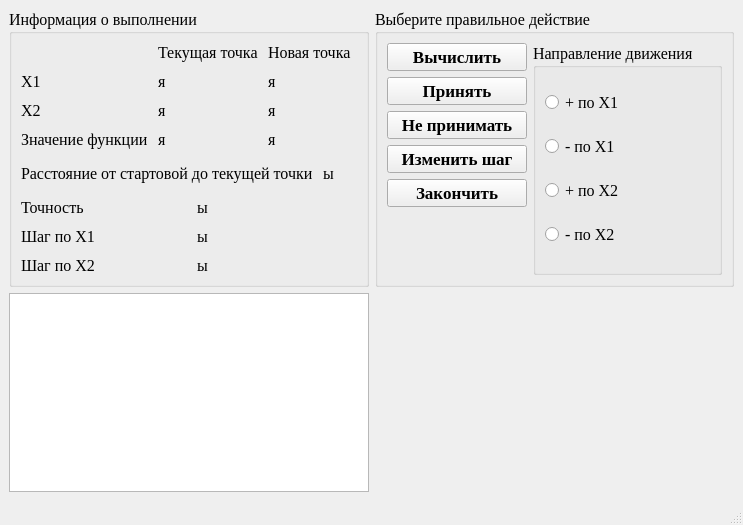
Qt form optimizationmethods/ui/CWdescent_fixwindow.ui (Eliminationzx/optimizationmethods) before a commit.
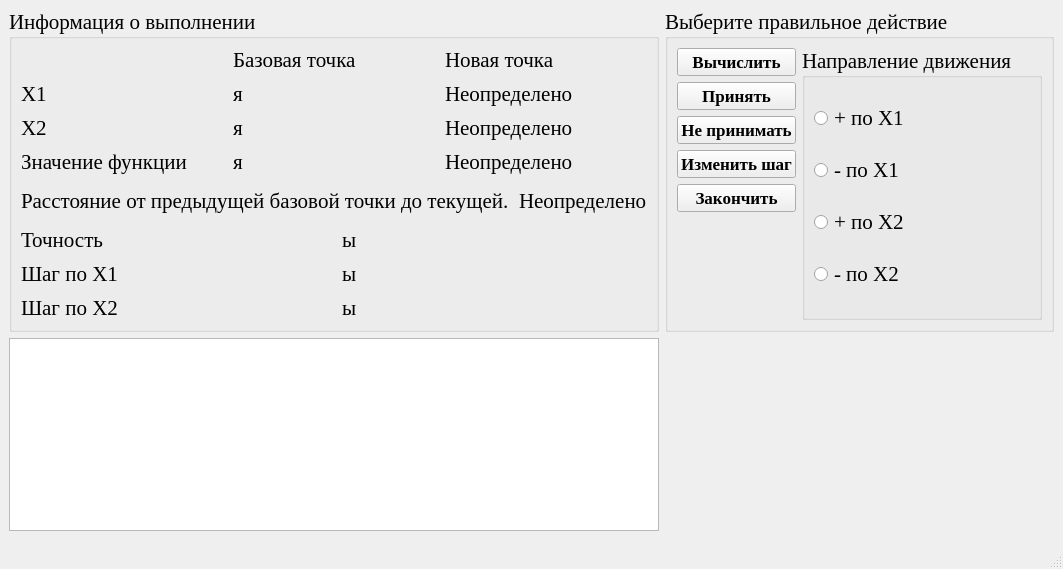
The same form after that commit.

Commit message: Поправил размер шрифтов на форме и одну надпись.

```diff
--- a/optimizationmethods/ui/CWdescent_fixwindow.ui
+++ b/optimizationmethods/ui/CWdescent_fixwindow.ui
@@ -6,14 +6,14 @@
    <rect>
     <x>0</x>
     <y>0</y>
-    <width>743</width>
-    <height>525</height>
+    <width>937</width>
+    <height>569</height>
    </rect>
   </property>
   <property name="font">
    <font>
     <family>Times New Roman</family>
-    <pointsize>12</pointsize>
+    <pointsize>16</pointsize>
    </font>
   </property>
   <property name="windowTitle">
@@ -38,7 +38,7 @@
          <item row="0" column="1">
           <widget class="QLabel" name="label_11">
            <property name="text">
-            <string>Текущая точка</string>
+            <string>Базовая точка</string>
            </property>
            <property name="textInteractionFlags">
             <set>Qt::LinksAccessibleByMouse|Qt::TextSelectableByMouse</set>
@@ -78,7 +78,7 @@
          <item row="1" column="2">
           <widget class="QLabel" name="new_x1_lb">
            <property name="text">
-            <string>я</string>
+            <string>Неопределено</string>
            </property>
            <property name="textInteractionFlags">
             <set>Qt::LinksAccessibleByMouse|Qt::TextSelectableByMouse</set>
@@ -108,7 +108,7 @@
          <item row="2" column="2">
           <widget class="QLabel" name="new_x2_lb">
            <property name="text">
-            <string>я</string>
+            <string>Неопределено</string>
            </property>
            <property name="textInteractionFlags">
             <set>Qt::LinksAccessibleByMouse|Qt::TextSelectableByMouse</set>
@@ -138,7 +138,7 @@
          <item row="3" column="2">
           <widget class="QLabel" name="new_fsign_lb">
            <property name="text">
-            <string>я</string>
+            <string>Неопределено</string>
            </property>
            <property name="textInteractionFlags">
             <set>Qt::LinksAccessibleByMouse|Qt::TextSelectableByMouse</set>
@@ -155,7 +155,7 @@
          <item>
           <widget class="QLabel" name="label_4">
            <property name="text">
-            <string>Расстояние от стартовой до текущей точки</string>
+            <string>Расстояние от предыдущей базовой точки до текущей.</string>
            </property>
            <property name="textInteractionFlags">
             <set>Qt::LinksAccessibleByMouse|Qt::TextSelectableByMouse</set>
@@ -165,7 +165,7 @@
          <item>
           <widget class="QLabel" name="distance_lb">
            <property name="text">
-            <string>ы</string>
+            <string>Неопределено</string>
            </property>
            <property name="textInteractionFlags">
             <set>Qt::LinksAccessibleByMouse|Qt::TextSelectableByMouse</set>
```
Left out of the diff: 4 changed lines with no effect on the pictures.
